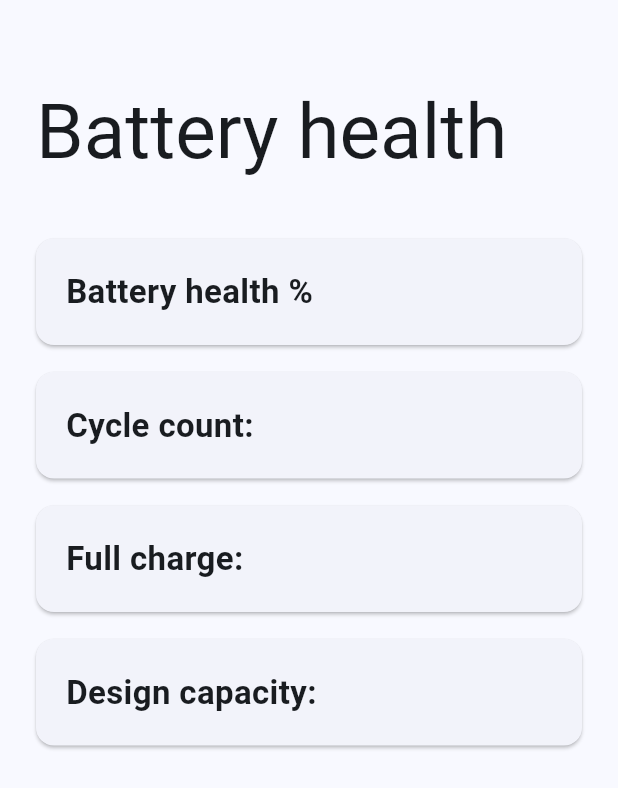
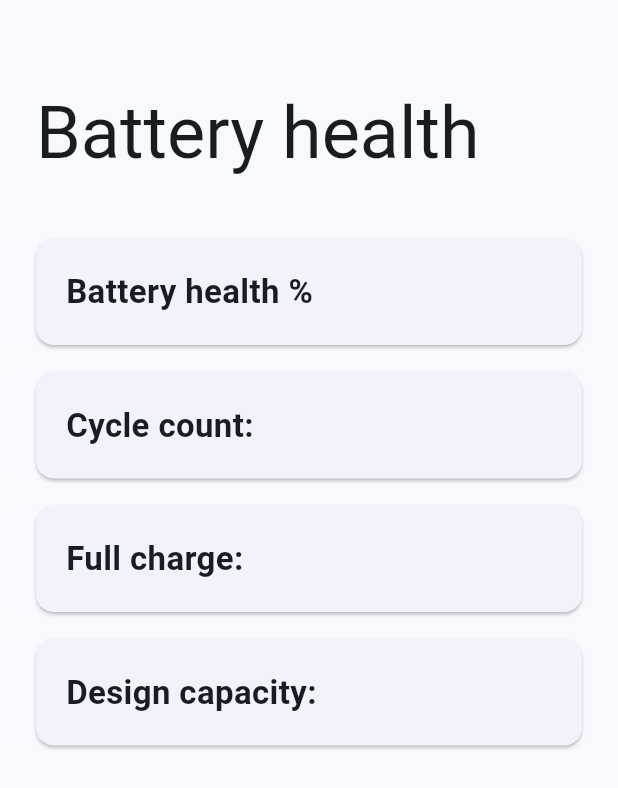
Before and after one commit to Maciek-Hetman/battery_health, a Flutter app: the BatteryHealthView widget shown alone on an empty page, opened directly with empty values, on a phone screen of 412 x 824 dp. Shown: the top 788 px of the screen. Run offline on Flutter 3.47's test engine with Material 2 defaults, Android fonts, the phone set to English and light mode, and no system bars; drawn by our look-alikes of dynamic_color; our stand-ins replace device_info_plus, loading_indicator; missing offline and left inert: root, system_info2.

Commit message:
small ui tweaks

```diff
--- a/lib/battery_health_view.dart
+++ b/lib/battery_health_view.dart
@@ -12,7 +12,9 @@ class BatteryHealthView extends StatelessWidget {
   final String _deviceAndroidVersion;
   final bool _rootAccess;
 
-  const BatteryHealthView(
+  final _controller = ScrollController();
+
+  BatteryHealthView(
       this._batteryHealth,
       this._cycleCount,
       this._fullChargeReadable,
@@ -24,7 +26,10 @@ class BatteryHealthView extends StatelessWidget {
       {super.key});
 
   Widget build(BuildContext context) {
-    return CustomScrollView(
+    return PrimaryScrollController(
+        controller: _controller,
+        child: Scrollbar(
+            child: CustomScrollView(
           slivers: <Widget>[
             const SliverAppBar(
               expandedHeight: 150,
@@ -33,7 +38,7 @@ class BatteryHealthView extends StatelessWidget {
                   "Battery health",
                   style: TextStyle(
                       fontFamily: "Roboto",
-                  fontSize: 34,
+                      fontSize: 32,
                       fontWeight: FontWeight.w400),
                 ),
                 titlePadding: EdgeInsetsDirectional.only(start: 24, bottom: 30),
@@ -48,6 +53,6 @@ class BatteryHealthView extends StatelessWidget {
               ]),
             )
           ],
-    );
+        )));
   }
 }
--- a/lib/card_widget.dart
+++ b/lib/card_widget.dart
@@ -16,7 +16,7 @@ class CustomCard extends StatelessWidget {
         padding: const EdgeInsets.all(20),
         child: Text(
           _text,
-          style: const TextStyle(fontSize: 22, fontWeight: FontWeight.bold),
+          style: const TextStyle(fontSize: 22, fontWeight: FontWeight.w700),
         ),
       )),
     );
--- a/lib/main.dart
+++ b/lib/main.dart
@@ -21,6 +21,8 @@ class MyApp extends StatefulWidget {
 
 class _MyAppState extends State<MyApp> {
   final _materialBlue = const Color(0x002196f3);
+
+  final _controller = ScrollController();
 
   var _rootAccess = false;
   var _cycleCount = "-";
@@ -187,7 +189,8 @@ class _MyAppState extends State<MyApp> {
                   });
                 },
               ),
-                body: _pages[_index]));
+              body: _pages[_index]),
+        );
       },
     );
   }
```
Also changed, not shown: lib/device_info_view.dart (+12 -4 lines), 1 other file. Lines whose indentation alone changed are shown as unchanged.
